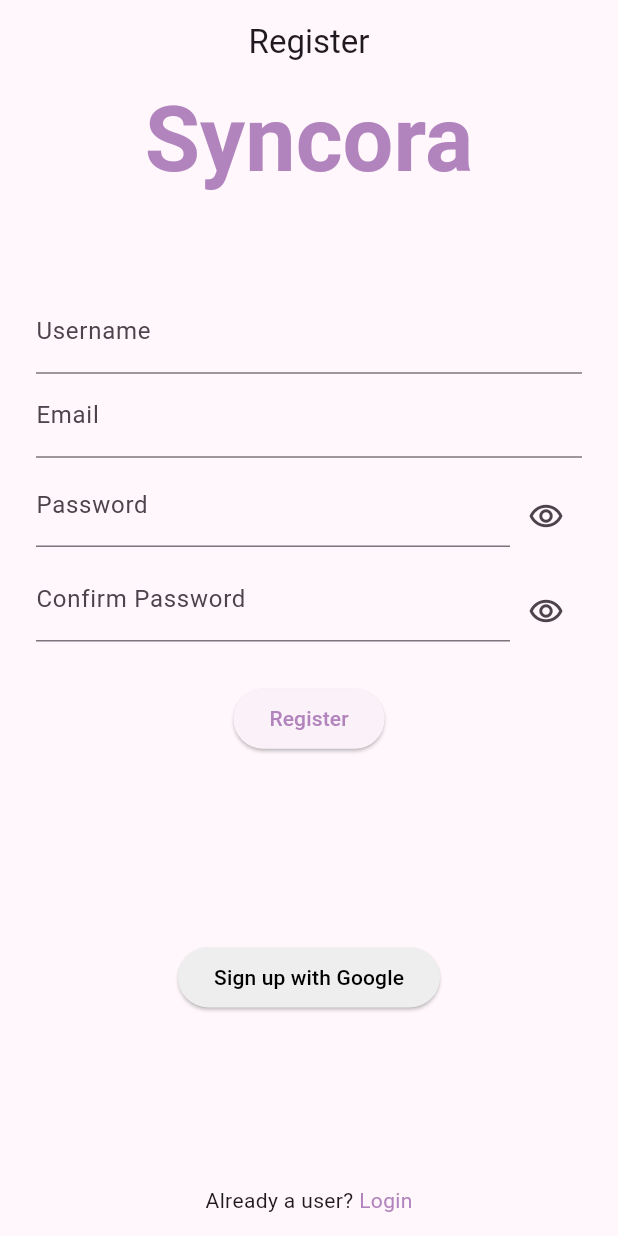
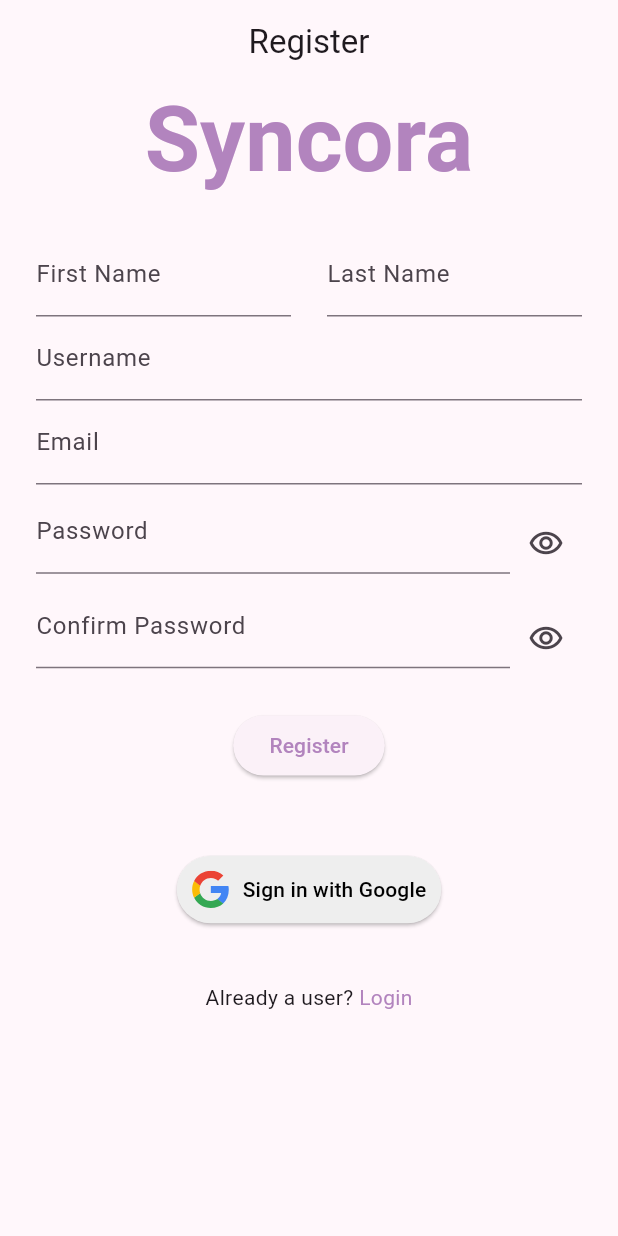
Before and after one commit to Dangere/syncora-frontend, a Flutter app: the RegisterPage screen opened by its route, on a phone screen of 412 x 824 dp. Run offline on Flutter 3.47's test engine with Material 3 defaults, Android fonts, the phone set to English and light mode, and no system bars; our stand-ins replace dio, email_validator, equatable, flutter_riverpod, flutter_secure_storage, flutter_svg and 9 more; missing offline and left inert: color_hash, signalr_netcore; accounts and stored records are empty; Roboto replaces fonts that are missing (Cairo).

Commit message:
Finished google register option

```diff
--- a/lib/common/themes/app_spacing.dart
+++ b/lib/common/themes/app_spacing.dart
@@ -28,4 +28,8 @@ class AppSpacing {
   static const SizedBox horizontalSpaceSm = SizedBox(height: sm);
   static const SizedBox horizontalSpaceMd = SizedBox(height: md);
   static const SizedBox horizontalSpaceLg = SizedBox(height: lg);
+
+  static const SizedBox verticalSpaceSm = SizedBox(width: sm);
+  static const SizedBox verticalSpaceMd = SizedBox(width: md);
+  static const SizedBox verticalSpaceLg = SizedBox(width: lg);
 }
--- a/lib/core/network/syncing/sync_viewmodel.dart
+++ b/lib/core/network/syncing/sync_viewmodel.dart
@@ -52,7 +52,7 @@ class SyncBackendNotifier extends AsyncNotifier<int>
     // TODO: Instead of waiting for it to finish loading, we should schedule it to run in the future for new data
     if (state.isLoading) return;
 
-    // await Future.delayed(Duration(seconds: 5));
+    await Future.delayed(Duration(seconds: 5));
 
     if (ref.read(isGuestProvider)) {
       ref.read(appErrorProvider.notifier).state =
--- a/lib/features/authentication/models/google_register_user_info.dart
+++ b/lib/features/authentication/models/google_register_user_info.dart
@@ -2,5 +2,5 @@ class GoogleRegisterUserInfo {
   final String username;
   final String password;
 
-  GoogleRegisterUserInfo(this.username, this.password);
+  GoogleRegisterUserInfo({required this.username, required this.password});
 }
--- a/lib/features/authentication/services/auth_service.dart
+++ b/lib/features/authentication/services/auth_service.dart
@@ -154,6 +154,7 @@ class AuthService {
           await afterAccountSelect(googleAccount.email);
 
       if (userInfo == null) {
+        googleSignIn.signOut();
         return Result.failureMessage("Google registration failed");
       }
 
--- a/lib/features/authentication/view/pages/register_page.dart
+++ b/lib/features/authentication/view/pages/register_page.dart
@@ -1,14 +1,13 @@
-import 'dart:async';
-
 import 'package:flutter/material.dart';
 import 'package:flutter_riverpod/flutter_riverpod.dart';
+import 'package:flutter_svg/svg.dart';
 import 'package:go_router/go_router.dart';
 import 'package:syncora_frontend/common/themes/app_spacing.dart';
 import 'package:syncora_frontend/common/widgets/overlay_loader.dart';
 import 'package:syncora_frontend/core/localization/generated/l10n/app_localizations.dart';
 import 'package:syncora_frontend/core/utils/snack_bar_alerts.dart';
 import 'package:syncora_frontend/core/utils/validators.dart';
-import 'package:syncora_frontend/features/authentication/models/google_register_user_info.dart';
+import 'package:syncora_frontend/features/authentication/view/popups/auth_popups.dart';
 import 'package:syncora_frontend/features/authentication/viewmodel/auth_viewmodel.dart';
 
 class RegisterPage extends ConsumerStatefulWidget {
@@ -52,11 +51,9 @@ class _RegisterPageState extends ConsumerState<RegisterPage> {
           passwordController.text.trim());
     }
 
-    Future<GoogleRegisterUserInfo?> getUserInfo(String email) async {}
-
     void googleRegister() {
       ref.read(authNotifierProvider.notifier).registerUsingGoogle(
-            (p0) => getUserInfo(p0),
+            (p0) => AuthPopups.displayRegisterInfoGetter(context, ref),
           );
     }
 
@@ -64,11 +61,13 @@ class _RegisterPageState extends ConsumerState<RegisterPage> {
       appBar: AppBar(
         title:
             Center(child: Text(AppLocalizations.of(context).registerPageTitle)),
+        elevation: 0,
       ),
       body: OverlayLoader(
         isLoading: user.isLoading,
         overlay: const CircularProgressIndicator(),
-        body: Column(
+        body: SingleChildScrollView(
+          child: Column(
             mainAxisAlignment: MainAxisAlignment.spaceBetween,
             children: [
               // Title
@@ -86,9 +85,55 @@ class _RegisterPageState extends ConsumerState<RegisterPage> {
                   padding: const EdgeInsets.all(AppSpacing.lg),
                   child: Column(
                     children: [
+                      Row(
+                          mainAxisAlignment: MainAxisAlignment.spaceEvenly,
+                          children: [
+                            Expanded(
+                              child: TextFormField(
+                                decoration: const InputDecoration(
+                                    labelText: 'First Name'),
+                                keyboardType: TextInputType.emailAddress,
+                                controller: usernameController,
+                                validator: (value) {
+                                  if (value == null || value.isEmpty) {
+                                    return 'First name cannot be empty';
+                                  }
+
+                                  if (Validators.validateUsername(
+                                          value.trim()) ==
+                                      false) {
+                                    return 'Invalid first name';
+                                  }
+                                  return null;
+                                },
+                              ),
+                            ),
+                            AppSpacing.verticalSpaceLg,
+                            Expanded(
+                              child: TextFormField(
+                                decoration: const InputDecoration(
+                                    labelText: 'Last Name'),
+                                keyboardType: TextInputType.emailAddress,
+                                controller: usernameController,
+                                validator: (value) {
+                                  if (value == null || value.isEmpty) {
+                                    return 'Last name cannot be empty';
+                                  }
+
+                                  if (Validators.validateUsername(
+                                          value.trim()) ==
+                                      false) {
+                                    return 'Invalid last name';
+                                  }
+                                  return null;
+                                },
+                              ),
+                            ),
+                          ]),
                       // Username field
                       TextFormField(
-                      decoration: const InputDecoration(labelText: 'Username'),
+                        decoration:
+                            const InputDecoration(labelText: 'Username'),
                         keyboardType: TextInputType.emailAddress,
                         controller: usernameController,
                         validator: (value) {
@@ -174,7 +219,8 @@ class _RegisterPageState extends ConsumerState<RegisterPage> {
                                     controller: confirmPasswordController,
                                     keyboardType: TextInputType.visiblePassword,
                                     validator: (value) {
-                                    if (value == null || value.trim().isEmpty) {
+                                      if (value == null ||
+                                          value.trim().isEmpty) {
                                         return 'Password cannot be empty';
                                       }
 
@@ -218,9 +264,28 @@ class _RegisterPageState extends ConsumerState<RegisterPage> {
                   onPressed: googleRegister,
                   style: ButtonStyle(
                       backgroundColor:
-                        MaterialStateProperty.all(Colors.grey.shade200)),
-                child: Text("Sign up with Google",
-                    style: const TextStyle(color: Colors.black))),
+                          MaterialStateProperty.all(Colors.grey.shade200),
+                      padding:
+                          MaterialStateProperty.all(const EdgeInsets.all(10))),
+                  child: Container(
+                    // color: Colors.amber,
+                    child: Row(
+                      mainAxisSize: MainAxisSize.min,
+                      mainAxisAlignment: MainAxisAlignment.spaceAround,
+                      children: [
+                        SizedBox(
+                          height: 25,
+                          width: 25,
+                          child: SvgPicture.asset(
+                              "assets/logos/google-icon.svg",
+                              semanticsLabel: 'Google Logo'),
+                        ),
+                        SizedBox(width: 9),
+                        const Text("Sign in with Google",
+                            style: TextStyle(color: Colors.black)),
+                      ],
+                    ),
+                  )),
               AppSpacing.horizontalSpaceLg,
 
               // Footer
@@ -242,7 +307,8 @@ class _RegisterPageState extends ConsumerState<RegisterPage> {
                                 .textTheme
                                 .bodyMedium!
                                 .copyWith(
-                                  color: Theme.of(context).colorScheme.primary),
+                                    color:
+                                        Theme.of(context).colorScheme.primary),
                             AppLocalizations.of(context).loginPageTitle),
                       ],
                     ),
@@ -250,6 +316,7 @@ class _RegisterPageState extends ConsumerState<RegisterPage> {
             ],
           ),
         ),
+      ),
     );
     ;
   }
--- a/lib/features/authentication/viewmodel/auth_viewmodel.dart
+++ b/lib/features/authentication/viewmodel/auth_viewmodel.dart
@@ -1,5 +1,4 @@
 import 'dart:async';
-import 'package:flutter/material.dart';
 import 'package:flutter_riverpod/flutter_riverpod.dart';
 import 'package:syncora_frontend/common/providers/common_providers.dart';
 import 'package:syncora_frontend/core/tests.dart';
@@ -13,7 +12,6 @@ import 'package:syncora_frontend/features/authentication/models/user.dart';
 import 'package:syncora_frontend/features/authentication/repositories/auth_repository.dart';
 import 'package:syncora_frontend/features/authentication/services/auth_service.dart';
 import 'package:syncora_frontend/features/authentication/services/session_storage.dart';
-import 'package:syncora_frontend/features/users/viewmodel/users_providers.dart';
 
 // TODO: Implement guard for connection checking before methods
 class AuthNotifier extends AsyncNotifier<AuthState> {
--- a/pubspec.yaml
+++ b/pubspec.yaml
@@ -54,6 +54,7 @@ dependencies:
   color_hash: ^1.0.1
   google_sign_in: ^6.2.2
   google_sign_in_web: ^0.12.4+3
+  flutter_svg: ^2.0.10+1
 
 dev_dependencies:
   flutter_test:
@@ -77,8 +78,8 @@ flutter:
   # the material Icons class.
   uses-material-design: true
   # To add assets to your application, add an assets section, like this:
-  # assets:
-  #   - images/a_dot_burr.jpeg
+  assets:
+    - assets/logos/
   #   - images/a_dot_ham.jpeg
   # An image asset can refer to one or more resolution-specific "variants", see
   # https://flutter.dev/assets-and-images/#resolution-aware
```
Also changed, not shown: lib/features/authentication/view/pages/login_page.dart (+44 -12 lines), lib/features/authentication/view/popups/auth_popups.dart (added, +200 -0 lines), assets/logos/google-icon.svg (added), pubspec.lock. Lines whose indentation alone changed are shown as unchanged.
